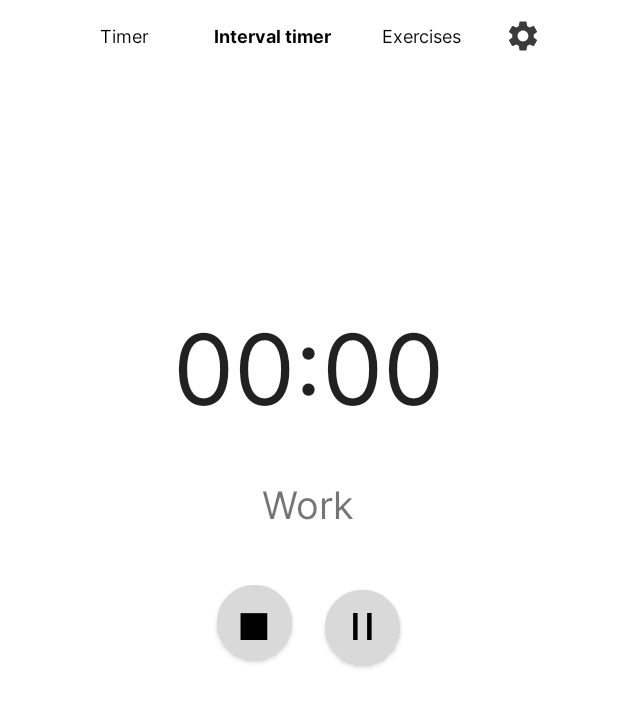
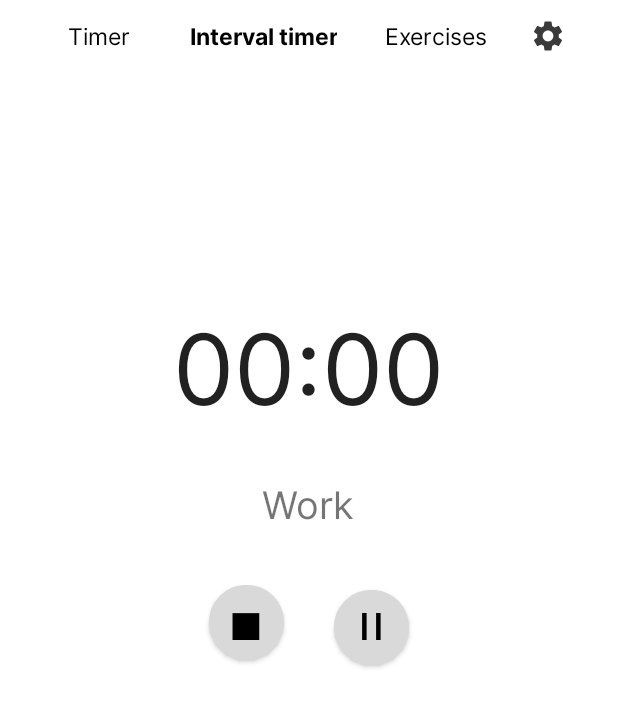
Before and after one commit to 1ronalds/FitnessApp, an Android app: the IntervalTimerActionActivity screen opened directly, with no data from a screen before it, on a phone screen of 412 x 824 dp. Shown: the top 707 px of the screen. Run offline under Robolectric (Android 15) with nearby library versions, the phone set to English and light mode, and no system bars; network calls fail.

Commit message:
exercises font

```diff
--- a/PhoneApp/app/src/main/java/com/fitnessapp/fitnessapp/Exercises.java
+++ b/PhoneApp/app/src/main/java/com/fitnessapp/fitnessapp/Exercises.java
@@ -96,11 +96,11 @@ public class Exercises extends AppCompatActivity {
             String img = exercise.getString("src");
             ImageView imgv = new ImageView(this);
             TextView titlev = new TextView(this);
-            Typeface face = Typeface.createFromAsset(getAssets(),"pizza.ttf");
+            Typeface face = Typeface.createFromAsset(getAssets(),"inter_bold.otf");
             titlev.setTypeface(face);
             titlev.setGravity(Gravity.CENTER);
             TextView descriptionv = new TextView(this);
-            Typeface face2 = Typeface.createFromAsset(getAssets(),"pizza.ttf");
+            Typeface face2 = Typeface.createFromAsset(getAssets(),"inter_regular.otf");
             descriptionv.setTypeface(face2);
             Glide.with(this).load(img).into(imgv);
             System.out.println(" ");
--- a/PhoneApp/app/src/main/res/values/styles.xml
+++ b/PhoneApp/app/src/main/res/values/styles.xml
@@ -10,7 +10,7 @@
         <item name="android:button">@style/CButton</item>
     </style>
     <style name="CButton" parent="android:style/Widget.Button">
-        <item name="android:textSize">12sp</item>
+        <item name="android:textSize">15sp</item>
         <item name="android:background">@null</item>
         <item name="android:backgroundTint">@color/white</item>
         <item name="android:textAllCaps">false</item>
```
